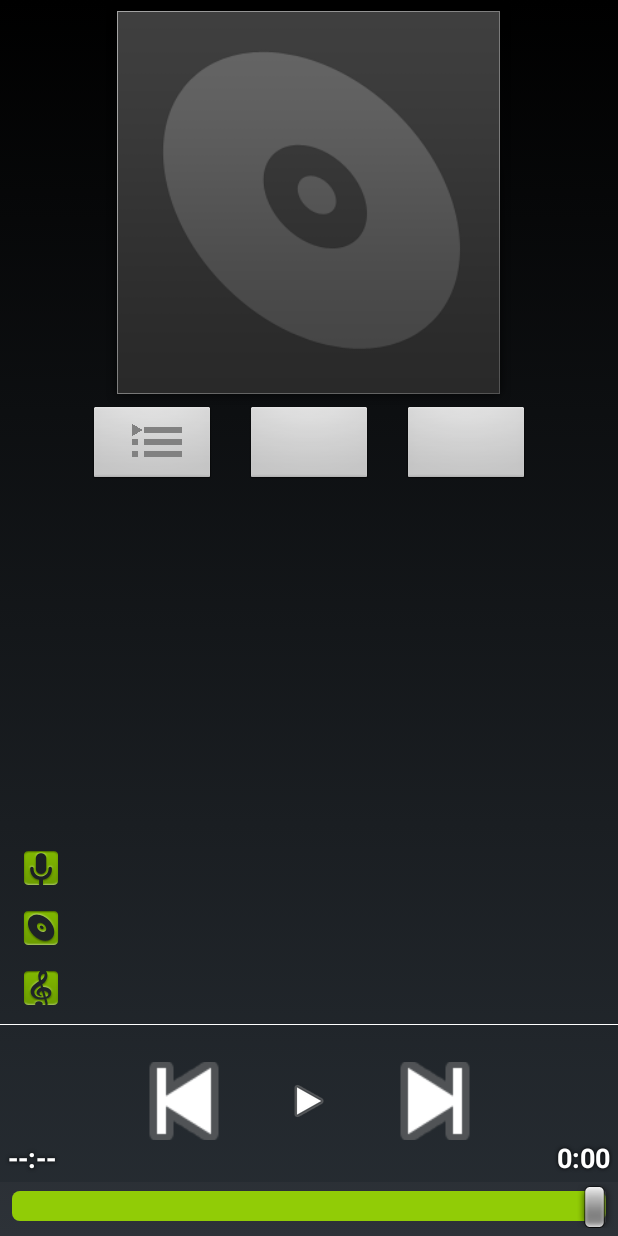
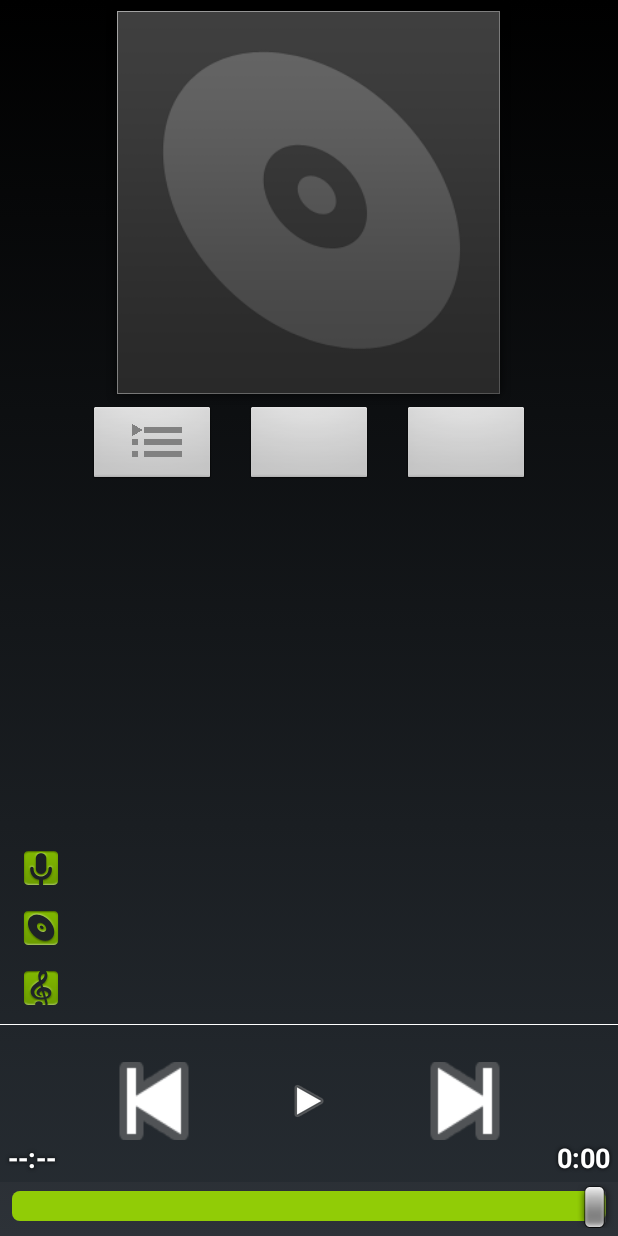
Before and after one commit to hvdwolf/aosp-music, an Android app: the MediaPlaybackActivity screen opened directly, with no data from a screen before it, on a phone screen of 412 x 824 dp. Run offline under Robolectric (Android 15) with nearby library versions, the phone set to English and light mode, and no system bars; 19 statements that could not run were skipped.

Commit message:
v1.3; small layout changes

```diff
--- a/app/build.gradle
+++ b/app/build.gradle
@@ -5,8 +5,8 @@ android {
     buildToolsVersion "27.0.3"
 
     defaultConfig {
-        versionCode 2
-        versionName "1.1"
+        versionCode 3
+        versionName "1.3"
         applicationId "com.android.music"
         minSdkVersion 23
         targetSdkVersion 26
--- a/app/src/main/res/layout/audio_player.xml
+++ b/app/src/main/res/layout/audio_player.xml
@@ -19,9 +19,6 @@
     android:layout_height="match_parent"
     android:background="@drawable/bk_player"
     android:orientation="vertical">
-<!--    <View android:id="@+id/statusbg" android:layout_width="match_parent" android:layout_height="25dp" android:layout_alignParentTop="true"/>
-    <View android:id="@+id/navbarbg" android:layout_width="match_parent" android:layout_height="48dp" android:layout_alignParentBottom="true"/>
--->
 
 
     <LinearLayout
@@ -49,16 +46,22 @@
 
            <ImageButton android:id="@+id/curplaylist"
                 android:src="@drawable/ic_mp_current_playlist_btn"
+                tools:ignore="ContentDescription"
+                android:background="@color/transparent"
                 android:layout_width="85dip"
                 android:layout_height="54dip"
                 android:layout_marginTop="14dip" />
 
            <ImageButton android:id="@+id/shuffle"
+                tools:ignore="ContentDescription"
+                android:background="@color/transparent"
                 android:layout_width="85dip"
                 android:layout_height="54dip"
                 android:layout_marginTop="20dip" />
 
            <ImageButton android:id="@+id/repeat"
+                tools:ignore="ContentDescription"
+                android:background="@color/transparent"
                 android:layout_width="85dip"
                 android:layout_height="54dip"
                 android:layout_marginTop="20dip" />
--- a/app/src/main/res/layout/audio_player_common.xml
+++ b/app/src/main/res/layout/audio_player_common.xml
@@ -72,6 +72,8 @@
                 android:id="@+id/pause"
                 android:layout_width="96dip"
                 android:layout_height="96dip"
+                android:layout_marginLeft="20dip"
+                android:layout_marginRight="20dip"
                 android:background="@null"
                 style="@android:style/MediaButton.Play"/>
 
--- a/app/src/main/res/layout/media_picker_activity.xml
+++ b/app/src/main/res/layout/media_picker_activity.xml
@@ -15,7 +15,7 @@
 -->
 <!-- This layout is used in the Artist, Album and Playlist screen to display the rows -->
 
-<LinearLayout xmlns:android="http://schemas.android.com/apk/res/android"
+<LinearLayout xmlns:android="http://schemas.android.com/apk/res/android"  xmlns:tools="http://schemas.android.com/tools"
     android:layout_width="match_parent"
     android:layout_height="match_parent"
     android:background="@drawable/bk_player"
```
Also changed, not shown: app/src/main/java/com/android/music/PlaylistBrowserActivity.java (+5 -5 lines).
